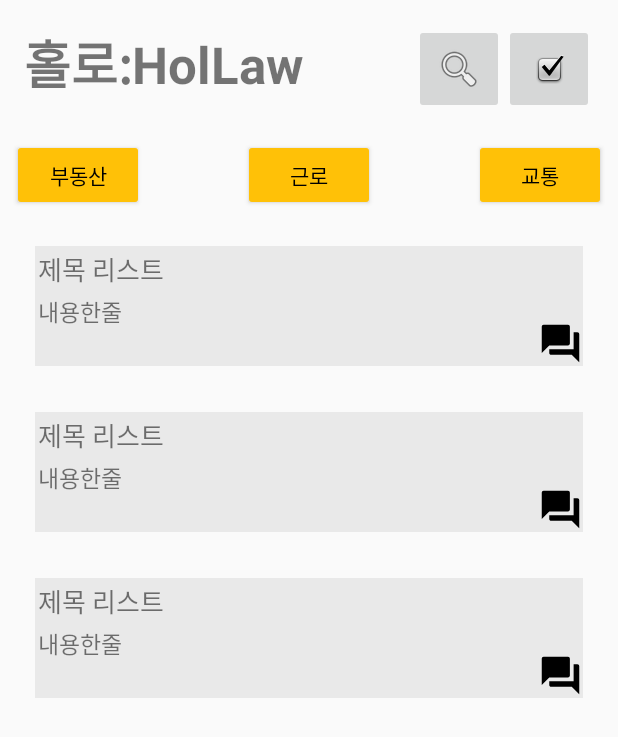
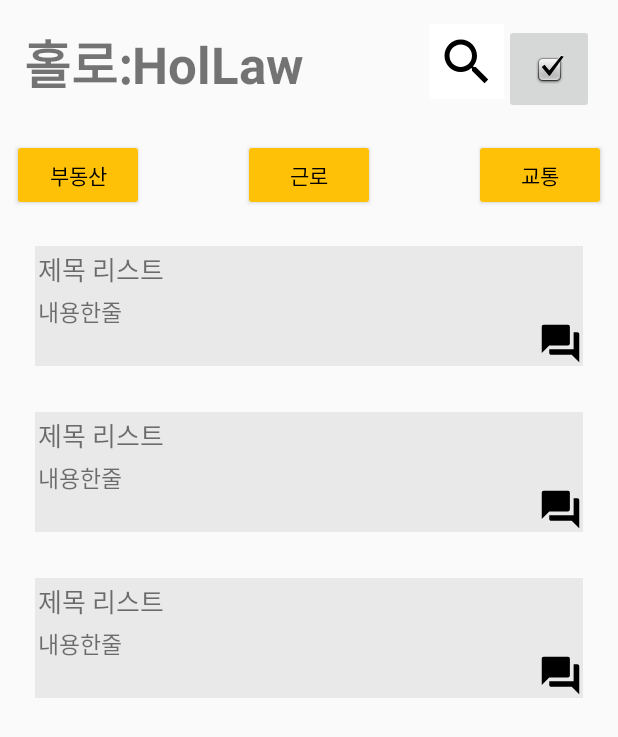
Before and after one commit to snyann/HolLaw_android, an Android app: the layout fragment_community.xml on its own in the app's theme, with its tools: preview values and no code run, on a phone screen of 412 x 824 dp. Shown: the top 737 px of the screen. Run offline under Robolectric (Android 15) with nearby library versions, the phone set to English and light mode, and no system bars.

Commit message:
아이콘 약간 변경

```diff
--- a/app/src/main/res/layout/activity_main.xml
+++ b/app/src/main/res/layout/activity_main.xml
@@ -93,10 +93,11 @@
         android:layout_width="36dp"
         android:layout_height="36dp"
         android:background="@color/white"
+        app:srcCompat="@drawable/ic_search_black_24dp"
         app:layout_constraintBottom_toBottomOf="@+id/editTextTextPersonName9"
         app:layout_constraintStart_toEndOf="@+id/editTextTextPersonName9"
         app:layout_constraintTop_toTopOf="@+id/editTextTextPersonName9"
-        app:srcCompat="@drawable/ic_search_black_24dp" />
+         />
 
     <androidx.constraintlayout.widget.ConstraintLayout
         android:id="@+id/constraintLayout"
--- a/app/src/main/res/layout/fragment_community.xml
+++ b/app/src/main/res/layout/fragment_community.xml
@@ -44,12 +44,13 @@
 
     <ImageButton
         android:id="@+id/ib_community_search"
-        android:layout_width="60dp"
-        android:layout_height="60dp"
+        android:layout_width="50dp"
+        android:layout_height="50dp"
         android:layout_marginTop="16dp"
         app:layout_constraintEnd_toStartOf="@+id/ib_writing"
         app:layout_constraintTop_toTopOf="parent"
-        app:srcCompat="@android:drawable/ic_menu_search" />
+        android:background="@color/white"
+        app:srcCompat="@drawable/ic_search_black_24dp"/>
 
     <Button
         android:id="@+id/btn_realestate"
```
